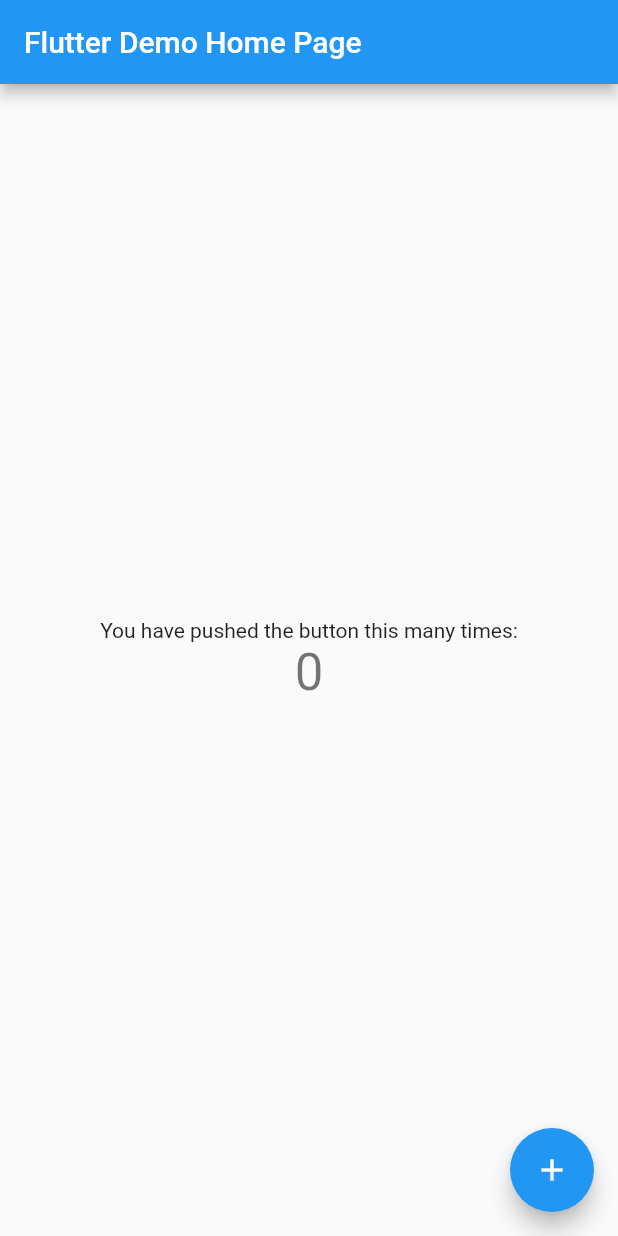
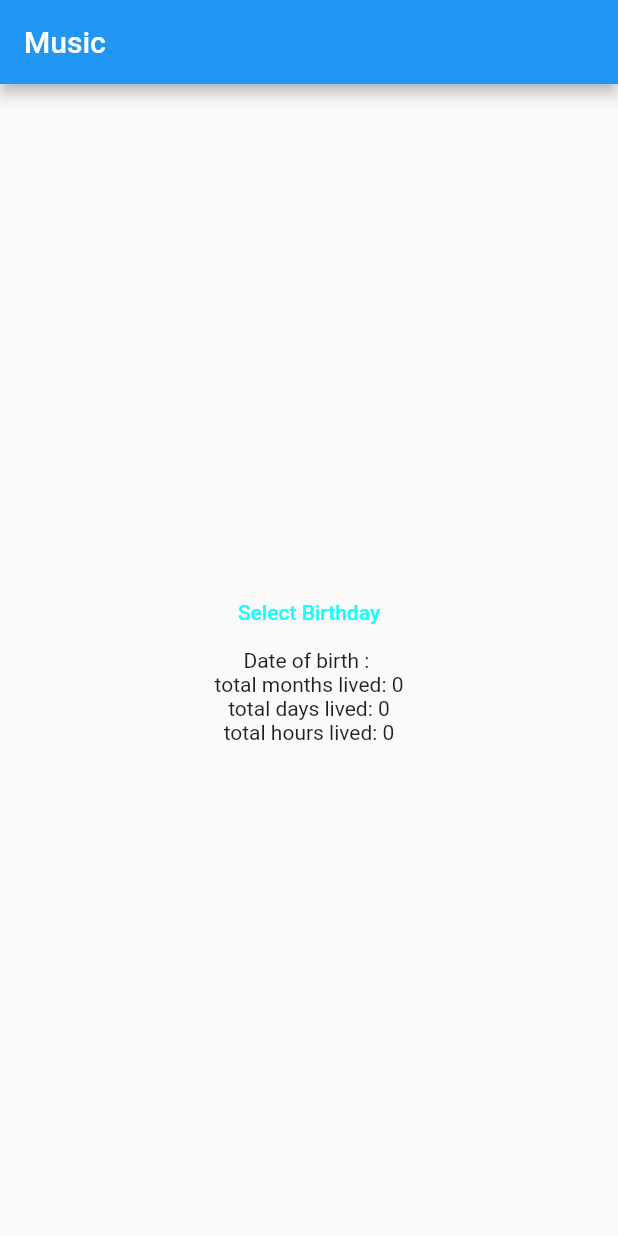
Before and after one commit to AnisBastide/flutter_toolbox, a Flutter app: the screen it shows after launch, on a phone screen of 412 x 824 dp. Run offline on Flutter 3.47's test engine with Material 2 defaults, Android fonts, the phone set to English and light mode, and no system bars; our stand-ins replace flutter_datetime_picker.

Commit message:
select date of birth, calcul month, hour, day lived

```diff
--- /dev/null
+++ b/lib/age_calculator.dart
@@ -0,0 +1,69 @@
+import 'package:flutter/material.dart';
+import 'package:flutter_datetime_picker/flutter_datetime_picker.dart';
+import 'package:intl/intl.dart';
+
+class AgeCalculator extends StatefulWidget {
+  @override
+  _AgeCalculator createState() => _AgeCalculator();
+}
+
+class _AgeCalculator extends State<AgeCalculator> {
+  static const tag = "AgeCalculator";
+  DateTime birthdayDate = DateTime.now();
+  DateFormat dateFormat = DateFormat("yyyy-MM-dd");
+  DateFormat dateFormatNext = DateFormat("yyyy-MM-dd HH:mm.ss");
+  String dateOfBirth = "";
+  String birthday = "";
+  Duration alive= DateTime.now().difference(DateTime.now());
+  int hour = 0;
+  int day = 0;
+  int month = 0;
+
+  void setBirthday(DateTime date) {
+    setState(() {
+      dateOfBirth = dateFormat.format(date);
+
+      birthdayDate = date;
+      alive = DateTime.now().difference(birthdayDate);
+      hour = alive.inHours;
+      day = alive.inDays;
+      month = (day*0.032855).round();
+    });
+  }
+
+  @override
+  Widget build(BuildContext context) {
+    return Scaffold(
+      appBar: AppBar(
+        title: Text("Music"),
+      ),
+      body: Center(
+          child: Column(
+              mainAxisSize: MainAxisSize.min,
+              children: <Widget>[
+                TextButton(
+                  onPressed: () {
+                    DatePicker.showDatePicker(context,
+                    showTitleActions: true,
+                    minTime: DateTime(1900, 1, 1),
+                    maxTime: DateTime.now(),
+                    onChanged: (date) {},
+                    onConfirm: (date) {setBirthday(date);},
+                    currentTime: DateTime.now(),
+                    locale: LocaleType.en);
+                  },
+                  child: Text(
+                    "Select Birthday",
+                    style: TextStyle(color: Colors.cyanAccent),
+                  )
+                ),
+                Text("Date of birth : "+dateOfBirth.toString()),
+                Text("total months lived: "+month.toString()),
+                Text("total days lived: "+day.toString()),
+                Text("total hours lived: "+hour.toString())
+              ],
+          ),
+      ),
+    );
+  }
+}
--- a/lib/main.dart
+++ b/lib/main.dart
@@ -1,115 +1,34 @@
 import 'package:flutter/material.dart';
+import 'package:flutter_toolbox/age_calculator.dart';
+
 
 void main() {
-  runApp(const MyApp());
+  runApp(MyApp());
 }
 
-class MyApp extends StatelessWidget {
+
+class MyApp extends StatefulWidget {
   const MyApp({Key? key}) : super(key: key);
 
-  // This widget is the root of your application.
+
+  @override
+  _MyAppState createState() => _MyAppState();
+}
+
+class _MyAppState extends State<MyApp> {
+
+
   @override
   Widget build(BuildContext context) {
     return MaterialApp(
-      title: 'Flutter Demo',
+      debugShowCheckedModeBanner: false,
+      title: 'Coding ProjectFlutter Demo',
+
       theme: ThemeData(
-        // This is the theme of your application.
-        //
-        // Try running your application with "flutter run". You'll see the
-        // application has a blue toolbar. Then, without quitting the app, try
-        // changing the primarySwatch below to Colors.green and then invoke
-        // "hot reload" (press "r" in the console where you ran "flutter run",
-        // or simply save your changes to "hot reload" in a Flutter IDE).
-        // Notice that the counter didn't reset back to zero; the application
-        // is not restarted.
+
         primarySwatch: Colors.blue,
       ),
-      home: const MyHomePage(title: 'Flutter Demo Home Page'),
+      home: AgeCalculator(),
     );
   }
 }
-
-class MyHomePage extends StatefulWidget {
-  const MyHomePage({Key? key, required this.title}) : super(key: key);
-
-  // This widget is the home page of your application. It is stateful, meaning
-  // that it has a State object (defined below) that contains fields that affect
-  // how it looks.
-
-  // This class is the configuration for the state. It holds the values (in this
-  // case the title) provided by the parent (in this case the App widget) and
-  // used by the build method of the State. Fields in a Widget subclass are
-  // always marked "final".
-
-  final String title;
-
-  @override
-  State<MyHomePage> createState() => _MyHomePageState();
-}
-
-class _MyHomePageState extends State<MyHomePage> {
-  int _counter = 0;
-
-  void _incrementCounter() {
-    setState(() {
-      // This call to setState tells the Flutter framework that something has
-      // changed in this State, which causes it to rerun the build method below
-      // so that the display can reflect the updated values. If we changed
-      // _counter without calling setState(), then the build method would not be
-      // called again, and so nothing would appear to happen.
-      _counter++;
-    });
-  }
-
-  @override
-  Widget build(BuildContext context) {
-    // This method is rerun every time setState is called, for instance as done
-    // by the _incrementCounter method above.
-    //
-    // The Flutter framework has been optimized to make rerunning build methods
-    // fast, so that you can just rebuild anything that needs updating rather
-    // than having to individually change instances of widgets.
-    return Scaffold(
-      appBar: AppBar(
-        // Here we take the value from the MyHomePage object that was created by
-        // the App.build method, and use it to set our appbar title.
-        title: Text(widget.title),
-      ),
-      body: Center(
-        // Center is a layout widget. It takes a single child and positions it
-        // in the middle of the parent.
-        child: Column(
-          // Column is also a layout widget. It takes a list of children and
-          // arranges them vertically. By default, it sizes itself to fit its
-          // children horizontally, and tries to be as tall as its parent.
-          //
-          // Invoke "debug painting" (press "p" in the console, choose the
-          // "Toggle Debug Paint" action from the Flutter Inspector in Android
-          // Studio, or the "Toggle Debug Paint" command in Visual Studio Code)
-          // to see the wireframe for each widget.
-          //
-          // Column has various properties to control how it sizes itself and
-          // how it positions its children. Here we use mainAxisAlignment to
-          // center the children vertically; the main axis here is the vertical
-          // axis because Columns are vertical (the cross axis would be
-          // horizontal).
-          mainAxisAlignment: MainAxisAlignment.center,
-          children: <Widget>[
-            const Text(
-              'You have pushed the button this many times:',
-            ),
-            Text(
-              '$_counter',
-              style: Theme.of(context).textTheme.headline4,
-            ),
-          ],
-        ),
-      ),
-      floatingActionButton: FloatingActionButton(
-        onPressed: _incrementCounter,
-        tooltip: 'Increment',
-        child: const Icon(Icons.add),
-      ), // This trailing comma makes auto-formatting nicer for build methods.
-    );
-  }
-}
--- a/pubspec.yaml
+++ b/pubspec.yaml
@@ -29,6 +29,9 @@
 dependencies:
   flutter:
     sdk: flutter
+
+  flutter_datetime_picker: ^1.5.1
+  intl: ^0.17.0
 
 
   # The following adds the Cupertino Icons font to your application.
```
Also changed, not shown: lib/widget/date_selector.dart (added, +26 -0 lines), pubspec.lock.
